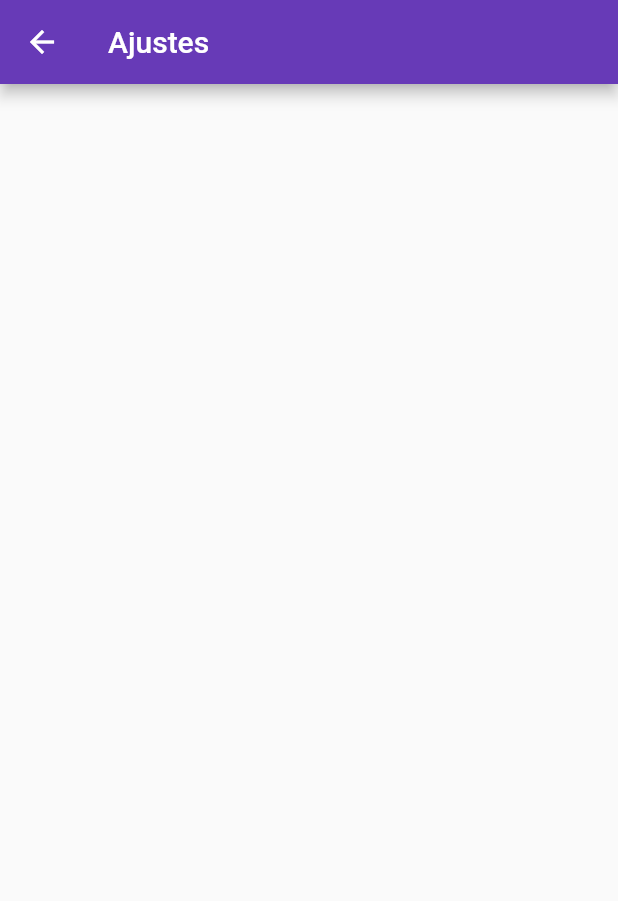
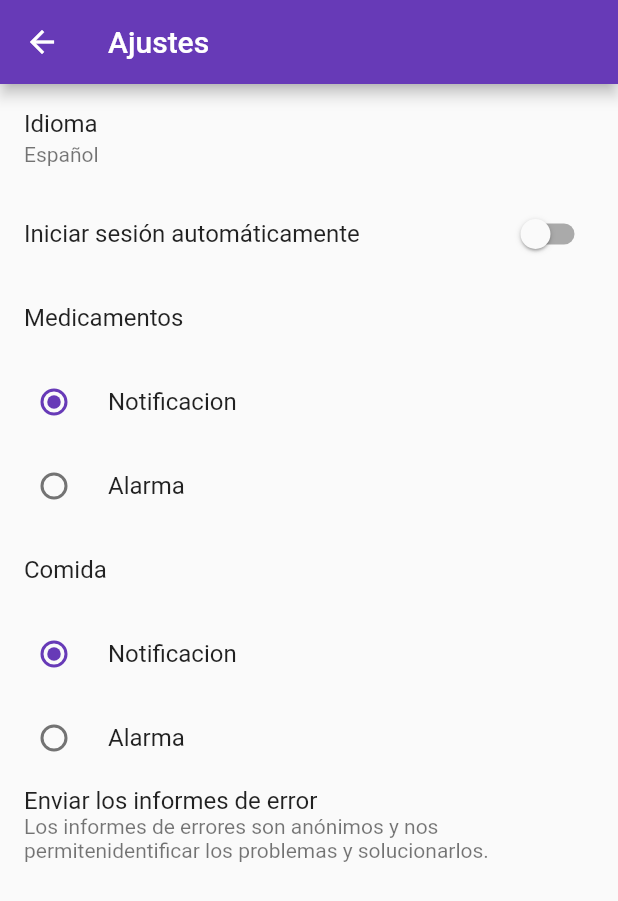
Before and after one commit to m60miguel/NewbiePets, a Flutter app: the screen it shows after launch, in the side drawer, after a tap on "Ajustes", on a phone screen of 412 x 824 dp. Shown: the top 901 px of the screen. Run offline on Flutter 3.47's test engine with Material 2 defaults, Android fonts, the phone set to English and light mode, and no system bars; our stand-ins replace font_awesome_flutter, google_maps_flutter.

Commit message:
Creation settings.dart v2

```diff
--- a/newbiepets_flutter/lib/pages/settings.dart
+++ b/newbiepets_flutter/lib/pages/settings.dart
@@ -1,6 +1,12 @@
 import 'package:flutter/material.dart';
 
-class SettingsPage extends StatelessWidget {
+class SettingsPage extends StatefulWidget {
+  @override
+  _SettingsPageState createState() => _SettingsPageState();
+}
+
+class _SettingsPageState extends State<SettingsPage> {
+Notifier _selectItem = Notifier.Notificacion;
 
   @override
   Widget build(BuildContext context) {
@@ -8,7 +14,60 @@ class SettingsPage extends StatelessWidget {
       appBar: AppBar(
         title: Text("Ajustes"),
         ),
+        body: ListView(
+          children: <Widget>[
+            ListTile(
+              title: Text("Idioma"),
+              subtitle: Text("Español"),
+              onTap: (){},
+            ),
+            SwitchListTile(
+              value: false,
+              title: Text("Iniciar sesión automáticamente"),
+              onChanged: (value) {},
+            ),
+            ListTile(
+              title: Text("Medicamentos"),
+            ),
+            RadioListTile<Notifier>(
+              title: Text("Notificacion"),
+              value: Notifier.Notificacion,
+              groupValue: _selectItem,
+              onChanged: (Notifier value) { setState(() {_selectItem = value;});},
+            ),
+            RadioListTile<Notifier>(
+              title: Text("Alarma"),
+              value: Notifier.Alarma,
+              groupValue: _selectItem,
+              onChanged: (Notifier value) { setState(() {_selectItem = value;});},
+            ),
+            ListTile(
+              title: Text("Comida"),
+            ),
+            RadioListTile<Notifier>(
+              title: Text("Notificacion"),
+              value: Notifier.Notificacion,
+              groupValue: _selectItem,
+              onChanged: (Notifier value) { setState(() {_selectItem = value;});},
+            ),
+            RadioListTile<Notifier>(
+              title: Text("Alarma"),
+              value: Notifier.Alarma,
+              groupValue: _selectItem,
+              onChanged: (Notifier value) { setState(() {_selectItem = value;});},
+            ),
+            ListTile(
+              title: Text("Enviar los informes de error"),
+              subtitle: Text("Los informes de errores son anónimos y nos permitenidentificar los problemas y solucionarlos."),
+              onTap: (){},
+            ),
+          ],
+        ),
     );
   }
+}
 
+ enum Notifier{
+  Notificacion,
+  Alarma,
 }
```
